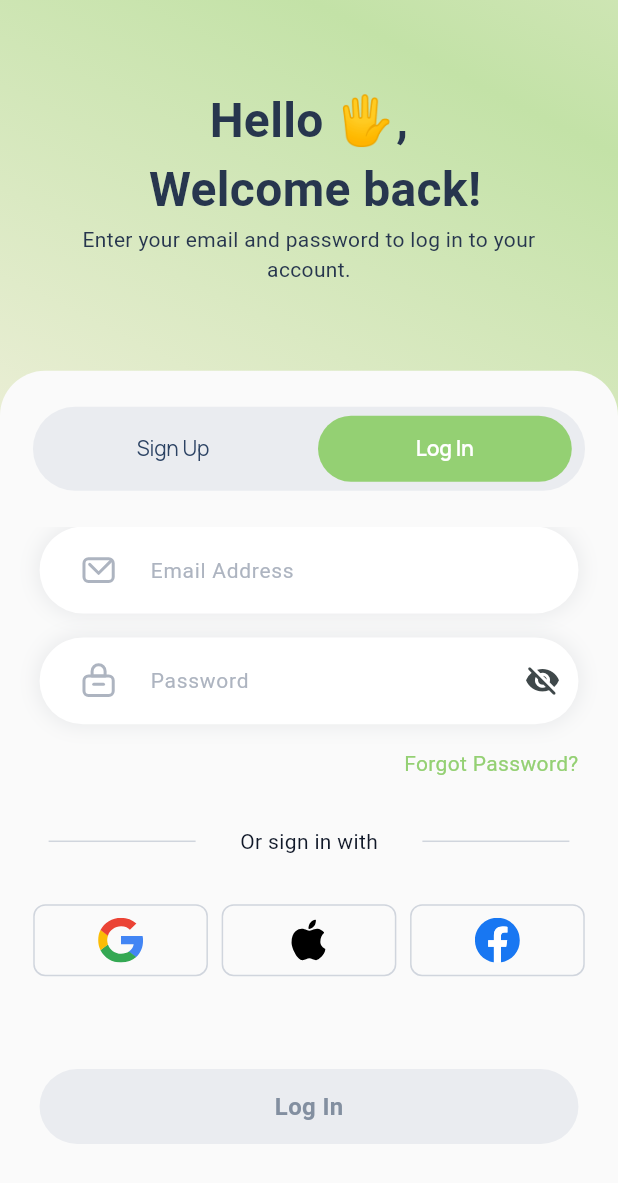
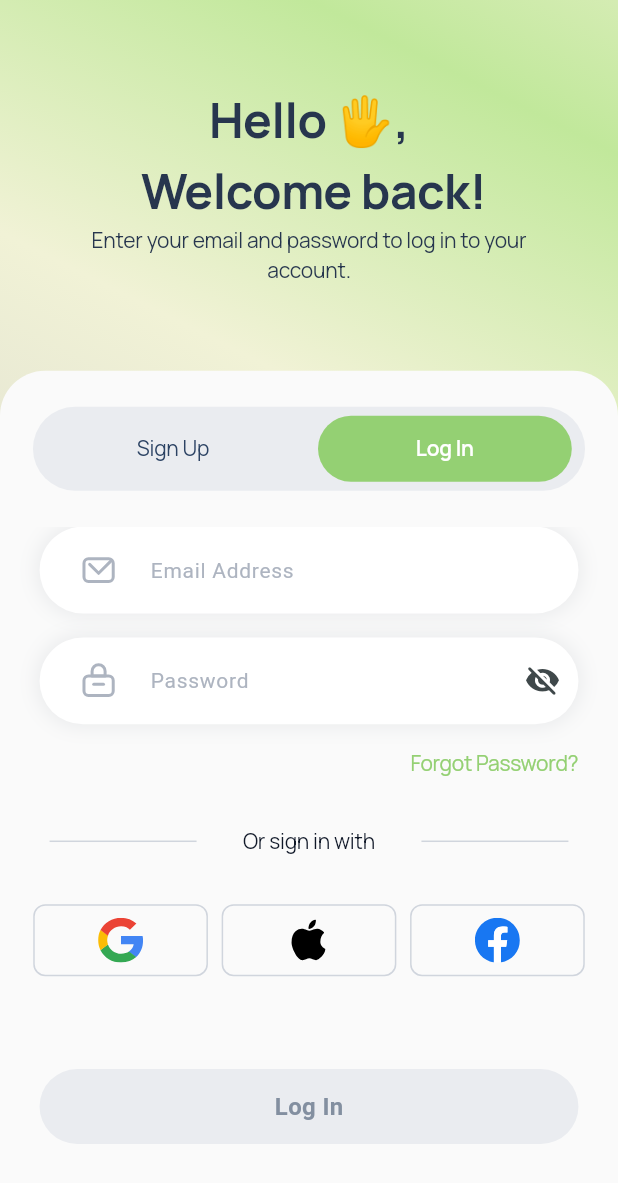
Before and after one commit to AbdullohRazzoqov/afto_school_task, a Flutter app: the AuthScreen screen opened directly, after a tap on "Log In", on a phone screen of 412 x 824 dp. Shown: the top 1183 px of the screen. Run offline on Flutter 3.47's test engine with Material 2 defaults, Android fonts, the light colour scheme and no system bars; our stand-ins replace audio_video_progress_bar, bloc, equatable, flutter_bloc, flutter_screenutil, flutter_svg and 3 more.

```diff
--- a/lib/core/utils/text_style.dart
+++ b/lib/core/utils/text_style.dart
@@ -23,4 +23,22 @@ class AppStyle {
           letterSpacing: -0.14,
         ),
       );
+
+  static TextStyle get quizeMainStyle => GoogleFonts.manrope(
+        textStyle: TextStyle(
+          fontSize: 16.sp,
+          fontWeight: FontWeight.w600,
+          color: const Color(0xFF27364E),
+          letterSpacing: -0.16,
+        ),
+      );
+
+  static TextStyle get authWelcome => GoogleFonts.manrope(
+        textStyle: TextStyle(
+          fontSize: 32.sp,
+          fontWeight: FontWeight.w700,
+          color: const Color(0xFF27364E),
+          letterSpacing: -0.32,
+        ),
+      );
 }
--- a/lib/main.dart
+++ b/lib/main.dart
@@ -1,10 +1,9 @@
 import 'package:afto_school_task/core/utils/app_colors.dart';
-import 'package:afto_school_task/screen/lesson/lesson.dart';
+import 'package:afto_school_task/screen/login/auth_screen.dart';
 import 'package:afto_school_task/screen/login/bloc/bloc/login_bloc.dart';
 import 'package:afto_school_task/screen/login/bloc/register_bloc/bloc/register_bloc.dart';
 import 'package:afto_school_task/screen/login/widget/input_widget.dart';
 import 'package:afto_school_task/screen/test_screen/bloc/bloc/test_bloc.dart';
-import 'package:afto_school_task/screen/test_screen/test_screen.dart';
 import 'package:flutter/material.dart';
 import 'package:flutter_bloc/flutter_bloc.dart';
 import 'package:flutter_screenutil/flutter_screenutil.dart';
@@ -40,7 +39,7 @@ class MyApp extends StatelessWidget {
               ),
               useMaterial3: true,
             ),
-            home: TestScreen(),
+            home:const  AuthScreen(),
           ),
         ),
       ),
--- a/lib/screen/login/auth_screen.dart
+++ b/lib/screen/login/auth_screen.dart
@@ -39,8 +39,9 @@ class _AuthScreenState extends State<AuthScreen> {
                 begin: Alignment.centerLeft,
                 end: Alignment.topCenter,
                 colors: <Color>[
-                  Color.fromARGB(255, 247, 242, 228),
-                  Color(0xFFC3E2A7),
+                  Color(0xFFDFDFD1),
+                  Color(0xFFF1F2D6),
+                  Color(0xFFC1E89B)
                 ],
                 tileMode: TileMode.mirror,
               ),
@@ -56,11 +57,7 @@ class _AuthScreenState extends State<AuthScreen> {
                         state.isRegister
                             ? AppText.registerWelcome
                             : AppText.loginWelcome,
-                        style: TextStyle(
-                          fontSize: 32.sp,
-                          fontWeight: FontWeight.w700,
-                          color: const Color(0xFF27364E),
-                        ),
+                        style: AppStyle.authWelcome,
                         textAlign: TextAlign.center,
                       ),
                       Padding(
@@ -69,10 +66,8 @@ class _AuthScreenState extends State<AuthScreen> {
                           state.isRegister
                               ? AppText.welcomeTitleR
                               : AppText.welcomeTitleL,
-                          style: TextStyle(
-                              fontSize: 14.sp,
-                              fontWeight: FontWeight.w400,
-                              color: const Color(0xFF27364E)),
+                          style: AppStyle.pageControllOff
+                              .copyWith(color: const Color(0xFF27364E)),
                           textAlign: TextAlign.center,
                         ),
                       ),
--- a/lib/screen/login/bloc/register_bloc/bloc/register_bloc.dart
+++ b/lib/screen/login/bloc/register_bloc/bloc/register_bloc.dart
@@ -51,7 +51,7 @@ class RegisterBloc extends Bloc<RegisterEvent, RegisterState> {
             emailError: emailError,
             passwordError: passwordError,
             rePassowrdError: rePasswordError,
-            nameError: emailError,
+            nameError: nameError,
           ),
         ));
       } else {
@@ -84,8 +84,8 @@ class RegisterBloc extends Bloc<RegisterEvent, RegisterState> {
     } else if (password != rePasswoord) {
       passwordError = false;
       rePasswordError = true;
-    }else{
-       passwordError = false;
+    } else {
+      passwordError = false;
       rePasswordError = false;
     }
   }
--- a/lib/screen/login/widget/login_widget.dart
+++ b/lib/screen/login/widget/login_widget.dart
@@ -1,5 +1,6 @@
 import 'package:afto_school_task/core/utils/app_colors.dart';
 import 'package:afto_school_task/core/utils/app_icons.dart';
+import 'package:afto_school_task/core/utils/text_style.dart';
 import 'package:afto_school_task/screen/lesson/lesson.dart';
 import 'package:afto_school_task/screen/login/bloc/bloc/login_bloc.dart';
 import 'package:afto_school_task/screen/login/widget/input_widget.dart';
@@ -65,14 +66,9 @@ class LoginScreen extends StatelessWidget {
               Row(
                 mainAxisAlignment: MainAxisAlignment.end,
                 children: [
-                  Text(
-                    'Forgot Password?',
-                    style: TextStyle(
-                      fontSize: 14.sp,
-                      fontWeight: FontWeight.w400,
-                      color: const Color(0xFF94D073),
-                    ),
-                  ),
+                  Text('Forgot Password?',
+                      style: AppStyle.pageControllOff
+                          .copyWith(color: const Color(0xFF94D073))),
                   SizedBox(
                     width: 24.w,
                   )
@@ -96,14 +92,9 @@ class LoginScreen extends StatelessWidget {
                           width: 98,
                           color: const Color(0xFFD0D5DD),
                         ),
-                        Text(
-                          'Or sign in with',
-                          style: TextStyle(
-                            fontSize: 14.sp,
-                            fontWeight: FontWeight.w400,
-                            color: const Color(0xFF101828),
-                          ),
-                        ),
+                        Text('Or sign in with',
+                            style: AppStyle.pageControllOff
+                                .copyWith(color: const Color(0xFF101828))),
                         Container(
                           height: 1,
                           width: 98,
@@ -114,7 +105,7 @@ class LoginScreen extends StatelessWidget {
                     SizedBox(
                       height: 32.h,
                     ),
-                    Row(
+               const      Row(
                       mainAxisAlignment: MainAxisAlignment.spaceAround,
                       children: [
                         LoginNetworkWidgets(imaUrl: AppIcons.googleIcon),
--- a/lib/screen/login/widget/page_controll.dart
+++ b/lib/screen/login/widget/page_controll.dart
@@ -1,12 +1,11 @@
-import 'package:afto_school_task/core/utils/text_style.dart';
 import 'package:flutter/material.dart';
 import 'package:flutter_screenutil/flutter_screenutil.dart';
 import 'package:flutter_svg/svg.dart';
 
 // Login Newtwork Widgets
 class LoginNetworkWidgets extends StatelessWidget {
-  LoginNetworkWidgets({super.key, required this.imaUrl});
-  String imaUrl;
+  const LoginNetworkWidgets({super.key, required this.imaUrl});
+  final String imaUrl;
 
   @override
   Widget build(BuildContext context) {
@@ -28,7 +27,11 @@ class LoginNetworkWidgets extends StatelessWidget {
 // Mian button
 
 class MainButton extends StatelessWidget {
-  MainButton({super.key, required this.ontap, required this.text, required this.color});
+  MainButton(
+      {super.key,
+      required this.ontap,
+      required this.text,
+      required this.color});
   GestureTapCallback ontap;
   Text text;
   Color color;
@@ -41,11 +44,10 @@ class MainButton extends StatelessWidget {
         margin: EdgeInsets.symmetric(horizontal: 24.w),
         height: 50.h,
         decoration: BoxDecoration(
-          color:color,
+          color: color,
           borderRadius: BorderRadius.circular(32.r),
         ),
-        child: Center(
-            child: text),
+        child: Center(child: text),
       ),
     );
   }
--- a/lib/screen/login/widget/register_widget.dart
+++ b/lib/screen/login/widget/register_widget.dart
@@ -1,5 +1,6 @@
 import 'package:afto_school_task/core/utils/app_colors.dart';
 import 'package:afto_school_task/core/utils/app_icons.dart';
+import 'package:afto_school_task/core/utils/text_style.dart';
 import 'package:afto_school_task/screen/lesson/lesson.dart';
 import 'package:afto_school_task/screen/login/bloc/bloc/login_bloc.dart';
 import 'package:afto_school_task/screen/login/bloc/register_bloc/bloc/register_bloc.dart';
@@ -150,19 +151,12 @@ class _RegisterScreenState extends State<RegisterScreen> {
                               state.error!.passwordError
                           ? Text(
                               'At least 8 characters',
-                              style: TextStyle(
-                                  fontSize: 14.sp,
-                                  fontWeight: FontWeight.w400,
-                                  color: const Color(0xFFFF7253)),
+                              style: AppStyle.pageControllOff
+                                  .copyWith(color: const Color(0xFFFF7253)),
                             )
-                          : Text(
-                              'At least 8 characters',
-                              style: TextStyle(
-                                fontSize: 14.sp,
-                                fontWeight: FontWeight.w400,
-                                color: const Color(0xFF94D073),
-                              ),
-                            )
+                          : Text('At least 8 characters',
+                              style: AppStyle.pageControllOff
+                                  .copyWith(color: const Color(0xFF94D073)))
                 ],
               ),
               SizedBox(
@@ -185,10 +179,8 @@ class _RegisterScreenState extends State<RegisterScreen> {
                         ),
                         Text(
                           'Or sign in with',
-                          style: TextStyle(
-                              fontSize: 14.sp,
-                              fontWeight: FontWeight.w400,
-                              color: const Color(0xFF101828)),
+                          style: AppStyle.pageControllOff
+                              .copyWith(color: const Color(0xFF101828)),
                         ),
                         Container(
                           height: 1,
--- a/pubspec.yaml
+++ b/pubspec.yaml
@@ -43,8 +43,9 @@ dependencies:
   google_fonts: ^6.1.0
   equatable: ^2.0.5
   audio_video_progress_bar: ^2.0.1
-  flutter_animate_on_scroll: ^0.0.2
   provider: ^6.1.1
+  flutter_switch: ^0.3.2
+  flutter_facebook_auth: ^6.0.2
 
 dev_dependencies:
   flutter_test:
```
Also changed, not shown: lib/screen/lesson/widgets/lesson.dart (+5 -6 lines), lib/screen/quize_settings/quize_settings.dart (added, +148 -0 lines), lib/screen/quize_settings/widgets/slider_widgets.dart (added, +152 -0 lines), assets/svg/clock.svg (added), pubspec.lock, 6 other files.
